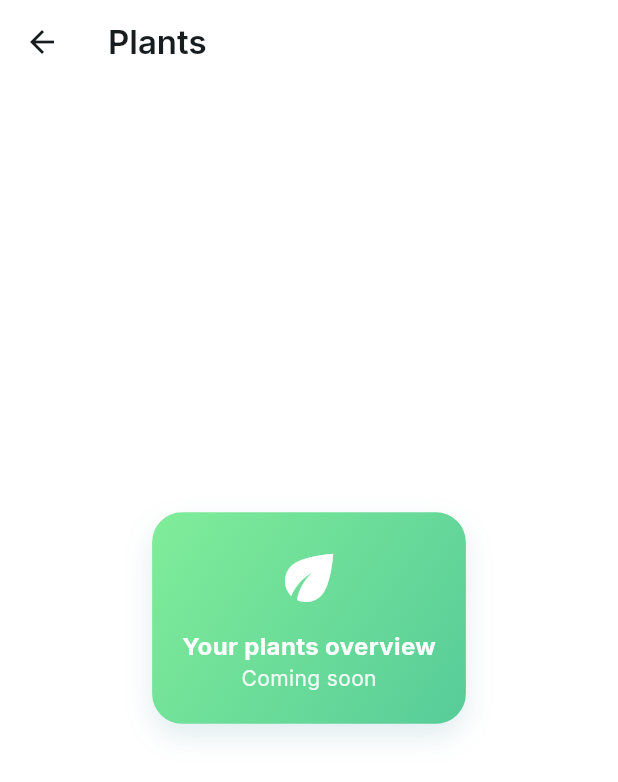
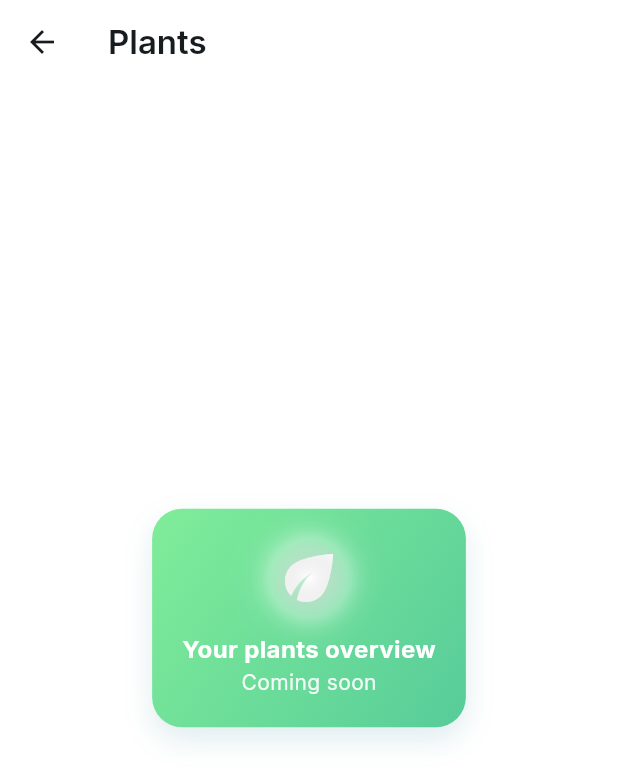
Before and after one commit to cursor2test1230-hub/hydro, a Flutter app: the PlantsPage screen opened directly, on a phone screen of 412 x 824 dp. Shown: the top 782 px of the screen. Run offline on Flutter 3.47's test engine with Material 3 defaults, Android fonts, the phone set to English and light mode, and no system bars; our stand-ins replace google_fonts.

Commit message:
Replace static icon with custom glossy icon component in PlantsPage
Co-authored-by: cursor2test1230 <cursor2test1230@gmail.com>

```diff
--- a/lib/main.dart
+++ b/lib/main.dart
@@ -901,7 +901,7 @@ class PlantsPage extends StatelessWidget {
           child: Column(
             mainAxisSize: MainAxisSize.min,
             children: [
-              const Icon(Icons.eco, color: Colors.white, size: 48),
+              GlossyIcon(icon: Icons.eco, size: 48, color: Colors.white),
               const SizedBox(height: 10),
               Text('Your plants overview', style: GoogleFonts.inter(color: Colors.white, fontSize: 16, fontWeight: FontWeight.w700)),
               Text('Coming soon', style: GoogleFonts.inter(color: Colors.white.withValues(alpha: 0.9))),
```
